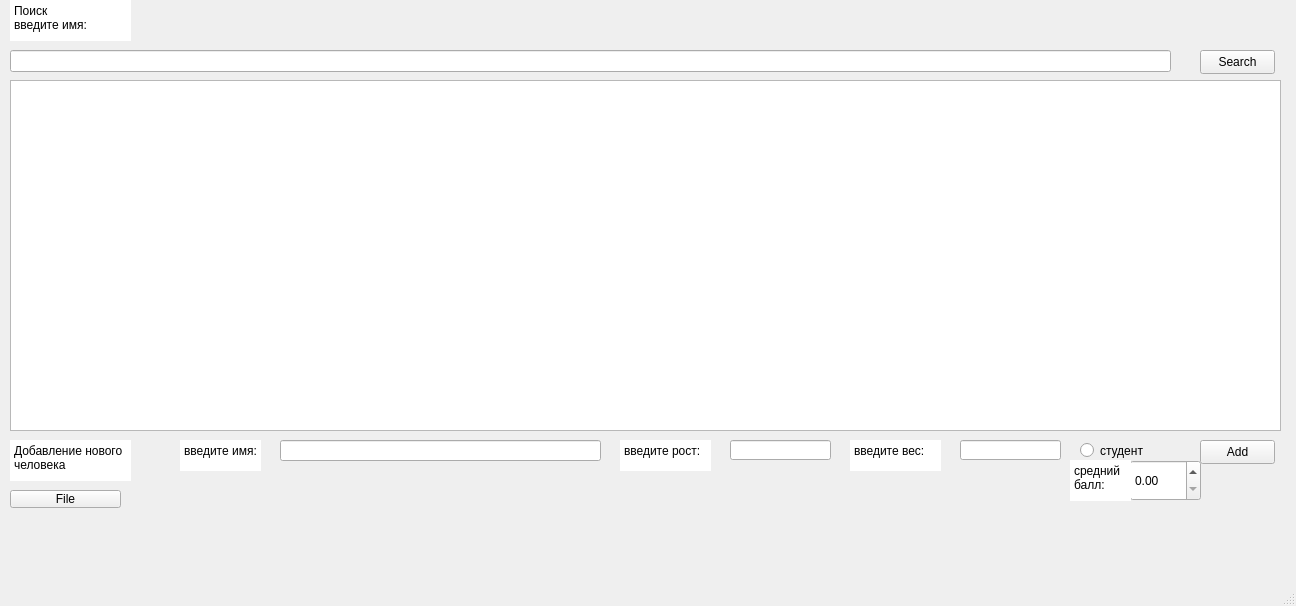
This is mainwindow.ui in zaycev2t/OOPlab as Qt 5 draws it before an edit. The edited form follows.
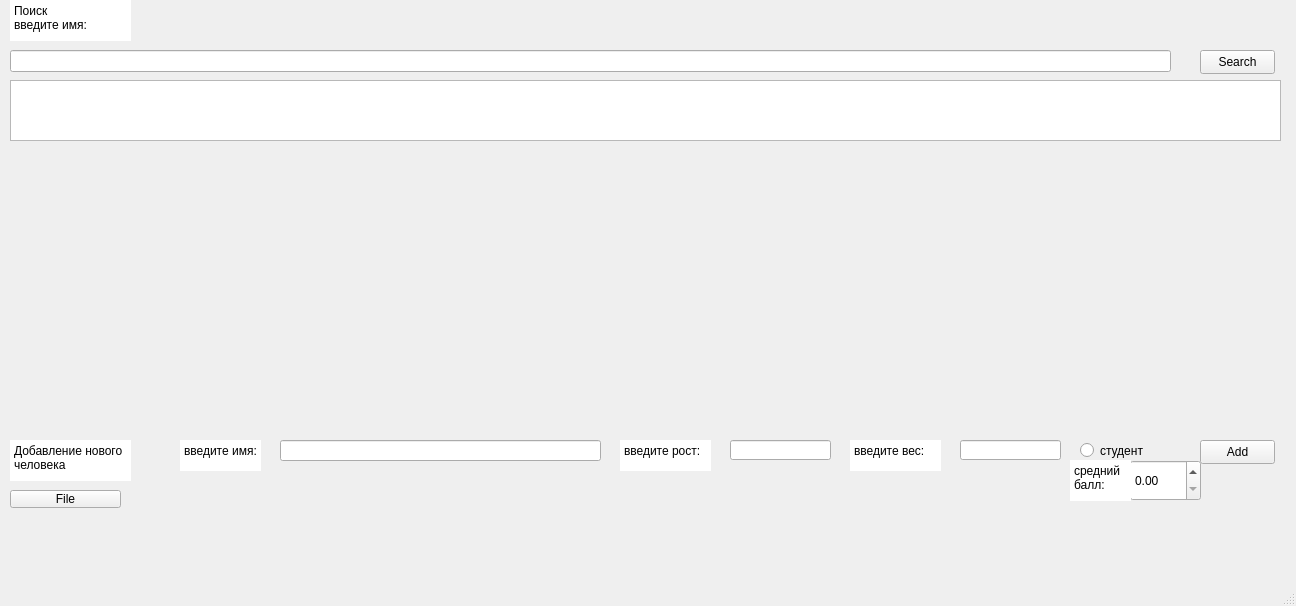
This is the edited form. Custom widgets are drawn as their Qt base class.

What changed in the file:
```diff
--- a/mainwindow.ui
+++ b/mainwindow.ui
@@ -20,7 +20,7 @@
       <x>10</x>
       <y>80</y>
       <width>1271</width>
-      <height>351</height>
+      <height>61</height>
      </rect>
     </property>
    </widget>
```
